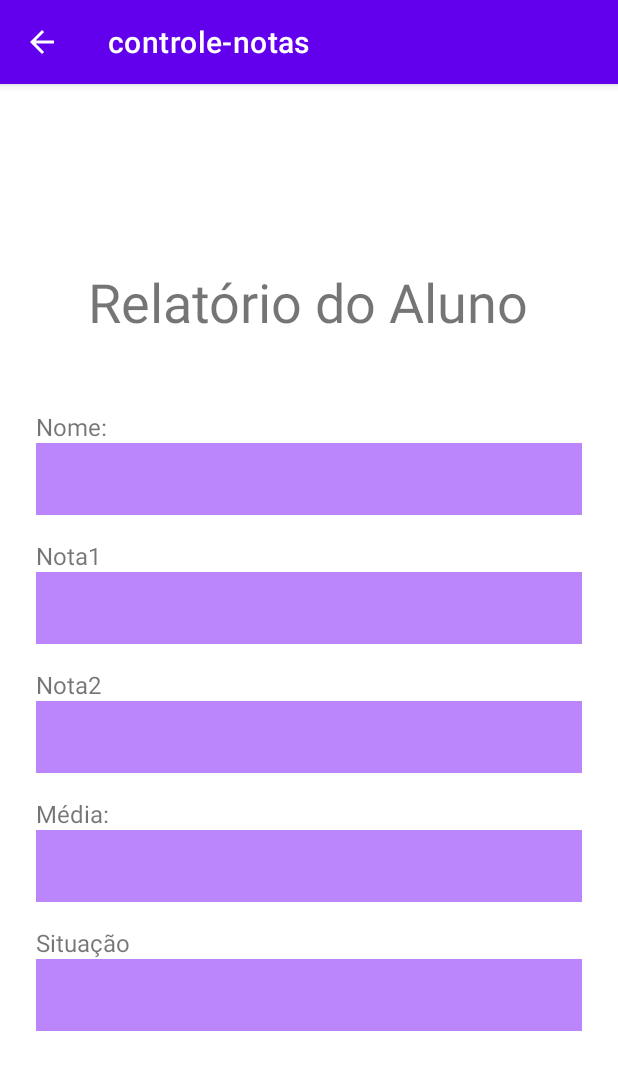
After one commit to jennifer-cristina/calculadora-media-kotlin, an Android app: the ResultadoActivity screen opened directly, with no data from a screen before it, on a phone screen of 412 x 824 dp. The commit adds this screen. Shown: the top 1070 px of the screen. Run offline under Robolectric (Android 15) with nearby library versions, the phone set to English and light mode, and no system bars.

Commit message:
Criando e inserindo uma nova tela para o resultados das media do aluno

```diff
--- a/app/src/main/AndroidManifest.xml
+++ b/app/src/main/AndroidManifest.xml
@@ -10,8 +10,13 @@
         android:supportsRtl="true"
         android:theme="@style/Theme.Controlenotas">
         <activity
+            android:name=".ResultadoActivity"
+            android:exported="true"
+            android:parentActivityName=".MainActivity"/>
+        <activity
             android:name=".MainActivity"
-            android:exported="true">
+            android:exported="true"
+            android:launchMode="singleTop">
             <intent-filter>
                 <action android:name="android.intent.action.MAIN" />
 
--- a/app/src/main/java/com/senai/controle_notas/MainActivity.kt
+++ b/app/src/main/java/com/senai/controle_notas/MainActivity.kt
@@ -1,5 +1,6 @@
 package com.senai.controle_notas
 
+import android.content.Intent
 import android.graphics.Color
 import androidx.appcompat.app.AppCompatActivity
 import android.os.Bundle
@@ -36,7 +37,16 @@ class MainActivity : AppCompatActivity() {
 
                 val media = calcularMedia(nota1, nota2)
 
-                resultadoTextView.text = situacaoAluno(media)
+//              resultadoTextView.text = situacaoAluno(media)
+
+                // classe responsável por chamar a classe ResultadoActivity
+                val intent = Intent(this, ResultadoActivity::class.java)
+                intent.putExtra("nome", nomeEditText.text.toString())
+                intent.putExtra("nota1", "${nota1}")
+                intent.putExtra("nota2", nota2.toString())
+                intent.putExtra("media", media.toString())
+                intent.putExtra("situacao", situacaoAluno(media))
+                startActivity(intent)
 
             }
         }
--- /dev/null
+++ b/app/src/main/java/com/senai/controle_notas/ResultadoActivity.kt
@@ -0,0 +1,33 @@
+package com.senai.controle_notas
+
+import android.content.Intent
+import androidx.appcompat.app.AppCompatActivity
+import android.os.Bundle
+import android.widget.TextView
+
+class ResultadoActivity : AppCompatActivity() {
+    override fun onCreate(savedInstanceState: Bundle?) {
+        super.onCreate(savedInstanceState)
+        setContentView(R.layout.activity_resultado)
+
+        val nomeTextView = findViewById<TextView>(R.id.nome)
+        val nota1TextView = findViewById<TextView>(R.id.nota1)
+        val nota2TextView = findViewById<TextView>(R.id.nota2)
+        val mediaTextView = findViewById<TextView>(R.id.media)
+        val situacaoTextView = findViewById<TextView>(R.id.situacao)
+
+        // descreve a atividade a iniciar e carrega todos os dados necessários.
+        val intent:Intent = getIntent()
+
+        val actionBar = supportActionBar
+
+        actionBar!!.setDefaultDisplayHomeAsUpEnabled(true)
+
+        nomeTextView.text = intent.getStringExtra("nome")
+        nota1TextView.text = intent.getStringExtra("nota1")
+        nota2TextView.text = intent.getStringExtra("nota2")
+        mediaTextView.text = intent.getStringExtra("media")
+        situacaoTextView.text = intent.getStringExtra("situacao")
+
+    }
+}
--- /dev/null
+++ b/app/src/main/res/layout/activity_resultado.xml
@@ -0,0 +1,67 @@
+<?xml version="1.0" encoding="utf-8"?>
+<LinearLayout
+    xmlns:android="http://schemas.android.com/apk/res/android"
+    xmlns:app="http://schemas.android.com/apk/res-auto"
+    xmlns:tools="http://schemas.android.com/tools"
+    android:layout_width="match_parent"
+    android:layout_height="match_parent"
+    android:orientation="vertical"
+    android:gravity="center"
+    tools:context=".ResultadoActivity">
+
+    <TextView
+        android:layout_width="wrap_content"
+        android:layout_height="wrap_content"
+        android:text="Relatório do Aluno"
+        android:layout_marginBottom="48dp"
+        android:textSize="36sp"/>
+
+    <LinearLayout
+        android:layout_width="match_parent"
+        android:layout_height="wrap_content"
+        android:orientation="vertical"
+        android:paddingHorizontal="24dp">
+
+    <TextView
+        android:text="Nome:"
+        style="@style/label" />
+
+    <TextView
+        android:id="@+id/nome"
+        style="@style/campos" />
+
+    <TextView
+        android:text="Nota1"
+        style="@style/label"/>
+
+    <TextView
+        android:id="@+id/nota1"
+        style="@style/campos"/>
+
+    <TextView
+        android:text="Nota2"
+        style="@style/label"/>
+
+    <TextView
+        android:id="@+id/nota2"
+        style="@style/campos"/>
+
+    <TextView
+        android:text="Média:"
+        style="@style/label"/>
+
+    <TextView
+        android:id="@+id/media"
+        style="@style/campos"/>
+
+    <TextView
+        android:text="Situação"
+        style="@style/label"/>
+
+    <TextView
+        android:id="@+id/situacao"
+        style="@style/campos"/>
+
+    </LinearLayout>
+
+</LinearLayout>
--- /dev/null
+++ b/app/src/main/res/values/styles.xml
@@ -0,0 +1,18 @@
+<?xml version="1.0" encoding="utf-8"?>
+<resources>
+
+    <style name="label">
+        <item name="android:layout_width">wrap_content</item>
+        <item name="android:layout_height">wrap_content</item>
+        <item name="android:textSize">16sp</item>
+    </style>
+
+    <style name="campos">
+        <item name="android:layout_width">match_parent</item>
+        <item name="android:layout_height">48dp</item>
+        <item name="android:textSize">24sp</item>
+        <item name="android:background">@color/purple_200</item>
+        <item name="android:textColor">@color/purple_700</item>
+        <item name="android:layout_marginBottom">16dp</item>
+    </style>
+</resources>
```
